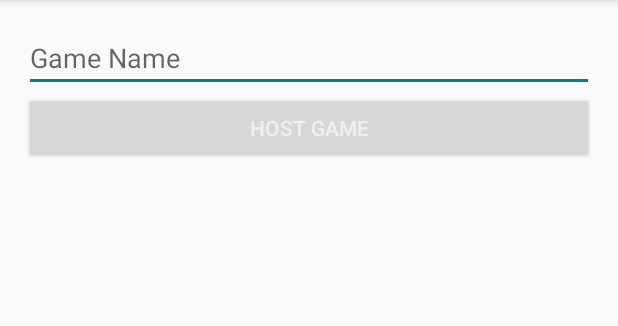
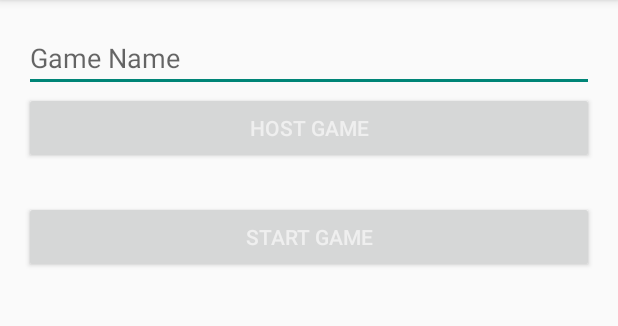
Before and after one commit to EpicVS/HackCMU2015, an Android app: the HostGameActivity screen opened directly, with no data from a screen before it, on a phone screen of 412 x 824 dp, the part 84-410 px from its top. Run offline under Robolectric (Android 15) with nearby library versions, the phone set to English and light mode, and no system bars; 1 statement that could not run was skipped.

```diff
--- a/app/src/main/res/layout/activity_host_game.xml
+++ b/app/src/main/res/layout/activity_host_game.xml
@@ -29,14 +29,14 @@
         android:layout_gravity="center"
         android:orientation="horizontal">
         <EditText
-            android:textColor="#FF0000"
+            android:textColor="#990000"
             android:layout_height="wrap_content"
             android:layout_width="0dp"
             android:background="@android:color/transparent"
             android:layout_weight="1"
             android:id="@+id/red_team_players" />
         <EditText
-            android:textColor="#0000FF"
+            android:textColor="#5677fc"
             android:layout_width="0dp"
             android:layout_weight="1"
             android:background="@android:color/transparent"
@@ -44,4 +44,11 @@
             android:id="@+id/blue_team_players"/>
     </LinearLayout>
 
+    <Button
+        android:layout_width="fill_parent"
+        android:layout_height="wrap_content"
+        android:text="START GAME"
+        android:onClick="stopMorePlayers"
+        />
+
 </LinearLayout>
--- a/app/src/main/res/layout/fragment_game.xml
+++ b/app/src/main/res/layout/fragment_game.xml
@@ -22,7 +22,7 @@
             android:layout_height="wrap_content"
             android:layout_width="wrap_content"
             android:layout_gravity="center_horizontal"
-            android:textColor="#FF0000"
+            android:textColor="#990000"
             android:textSize="70sp"
             android:text="0"/>
 
@@ -37,7 +37,7 @@
             android:layout_height="wrap_content"
             android:layout_width="wrap_content"
             android:layout_gravity="center"
-            android:textColor="#0000FF"
+            android:textColor="#5677fc"
             android:textSize="70sp"
             android:text="0"/>
 
```
Also changed, not shown: app/src/main/java/hackcmu/lasertag/HostGameActivity.java (+26 -10 lines).
